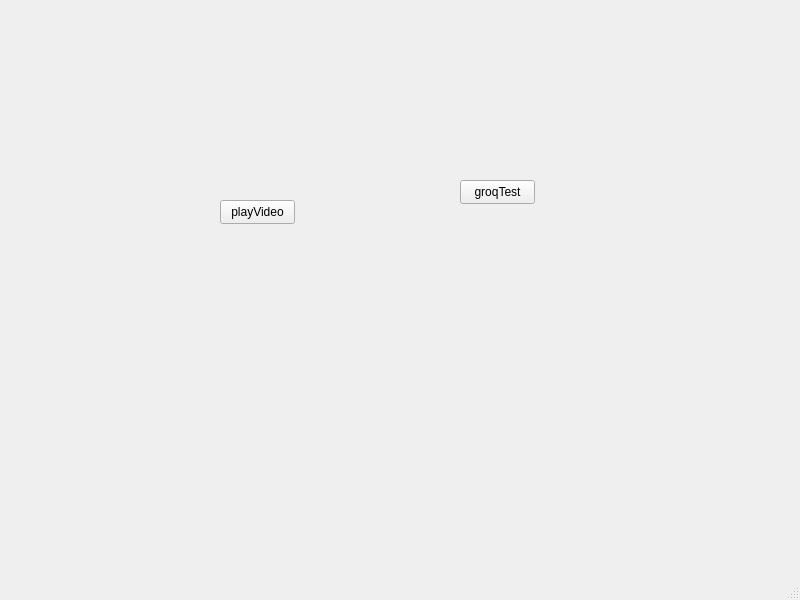
This is mainwindow.ui in noelmann/MedienprojektDream as Qt 5 draws it before an edit. The edited form follows.
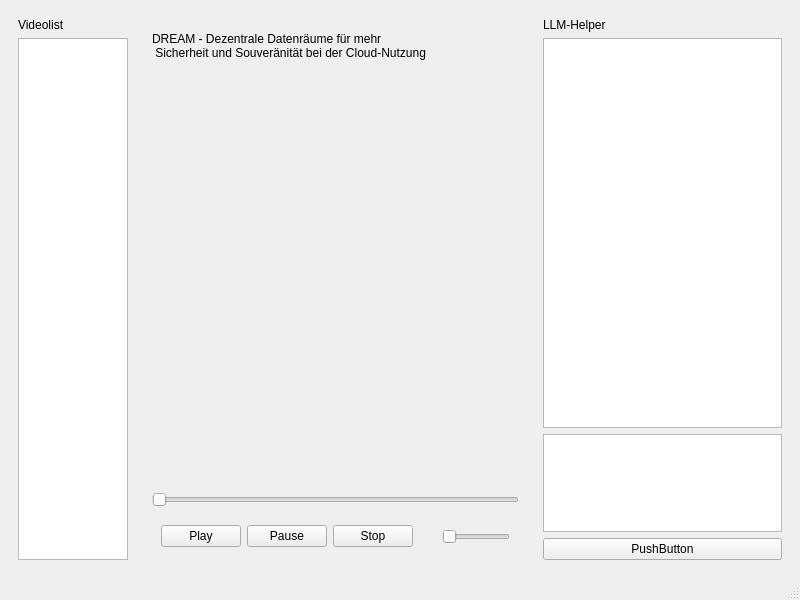
This is the edited form.

```diff
--- a/mainwindow.ui
+++ b/mainwindow.ui
@@ -14,32 +14,122 @@
    <string>MainWindow</string>
   </property>
   <widget class="QWidget" name="centralwidget">
-   <widget class="QPushButton" name="btn_playVideo">
-    <property name="geometry">
-     <rect>
-      <x>220</x>
-      <y>200</y>
-      <width>75</width>
-      <height>24</height>
-     </rect>
-    </property>
-    <property name="text">
-     <string>playVideo</string>
-    </property>
-   </widget>
-   <widget class="QPushButton" name="btn_groqTest">
-    <property name="geometry">
-     <rect>
-      <x>460</x>
-      <y>180</y>
-      <width>75</width>
-      <height>24</height>
-     </rect>
-    </property>
-    <property name="text">
-     <string>groqTest</string>
-    </property>
-   </widget>
+   <layout class="QHBoxLayout" name="horizontalLayout" stretch="1,3,2">
+    <item>
+     <widget class="QWidget" name="videoPanel" native="true">
+      <layout class="QVBoxLayout" name="verticalLayout">
+       <item>
+        <widget class="QLabel" name="videoPanelLabel">
+         <property name="text">
+          <string>Videolist</string>
+         </property>
+        </widget>
+       </item>
+       <item>
+        <widget class="QListWidget" name="videoListWidget"/>
+       </item>
+      </layout>
+     </widget>
+    </item>
+    <item>
+     <widget class="QWidget" name="videoPlayerPanel" native="true">
+      <layout class="QVBoxLayout" name="verticalLayout_2" stretch="0,9,0,1">
+       <item>
+        <widget class="QLabel" name="videoPlayerPanelLabel">
+         <property name="text">
+          <string>
+DREAM - Dezentrale Datenräume für mehr
+ Sicherheit und Souveränität bei der Cloud-Nutzung </string>
+         </property>
+        </widget>
+       </item>
+       <item>
+        <widget class="QWidget" name="videoWidgetContainer" native="true"/>
+       </item>
+       <item>
+        <widget class="QSlider" name="timelineSlider">
+         <property name="orientation">
+          <enum>Qt::Orientation::Horizontal</enum>
+         </property>
+        </widget>
+       </item>
+       <item>
+        <widget class="QWidget" name="controlsWidget" native="true">
+         <layout class="QHBoxLayout" name="horizontalLayout_2">
+          <item>
+           <widget class="QPushButton" name="playButton">
+            <property name="text">
+             <string>Play</string>
+            </property>
+           </widget>
+          </item>
+          <item>
+           <widget class="QPushButton" name="pauseButton">
+            <property name="text">
+             <string>Pause</string>
+            </property>
+           </widget>
+          </item>
+          <item>
+           <widget class="QPushButton" name="stopButton">
+            <property name="text">
+             <string>Stop</string>
+            </property>
+           </widget>
+          </item>
+          <item>
+           <spacer name="horizontalSpacer">
+            <property name="orientation">
+             <enum>Qt::Orientation::Horizontal</enum>
+            </property>
+            <property name="sizeHint" stdset="0">
+             <size>
+              <width>40</width>
+              <height>20</height>
+             </size>
+            </property>
+           </spacer>
+          </item>
+          <item>
+           <widget class="QSlider" name="volumeSlider">
+            <property name="orientation">
+             <enum>Qt::Orientation::Horizontal</enum>
+            </property>
+           </widget>
+          </item>
+         </layout>
+        </widget>
+       </item>
+      </layout>
+     </widget>
+    </item>
+    <item>
+     <widget class="QWidget" name="chatPanel" native="true">
+      <layout class="QVBoxLayout" name="verticalLayout_3" stretch="0,8,2,0">
+       <item>
+        <widget class="QLabel" name="chatPanelLabel">
+         <property name="text">
+          <string>LLM-Helper</string>
+         </property>
+        </widget>
+       </item>
+       <item>
+        <widget class="QTextBrowser" name="chatHistory"/>
+       </item>
+       <item>
+        <widget class="QTextEdit" name="chatInput"/>
+       </item>
+       <item>
+        <widget class="QPushButton" name="sendButton">
+         <property name="text">
+          <string>PushButton</string>
+         </property>
+        </widget>
+       </item>
+      </layout>
+     </widget>
+    </item>
+   </layout>
   </widget>
   <widget class="QMenuBar" name="menubar">
    <property name="geometry">
```
Left out of the diff: 2 changed lines with no effect on the pictures.
